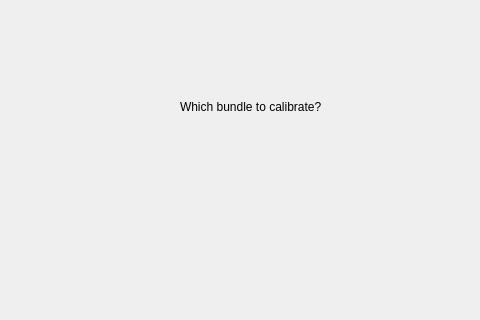
First picture: the form in apriltag_ros/ui/bundle_calibration.ui, repository bsaund/apriltag_ros, before the edit; both pictures show x 520 to 1000 and y 0 to 320 of the 1000 by 800 pixel window.
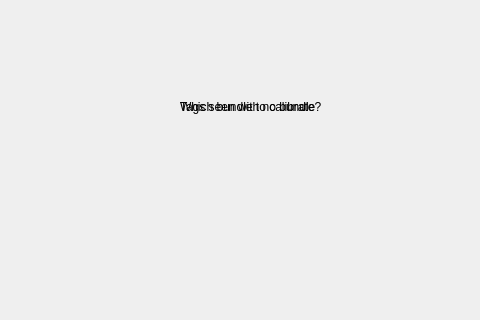
Second picture: the form after the edit.

```diff
--- a/apriltag_ros/ui/bundle_calibration.ui
+++ b/apriltag_ros/ui/bundle_calibration.ui
@@ -78,6 +78,11 @@
             <string>Which bundle to calibrate?</string>
           </property>
         </widget>
+        <widget class="QLabel" name="no_bundle_label">
+          <property name="text">
+            <string>Tags seen with no bundle</string>
+          </property>
+        </widget>
       </widget>
     </widget>
   </widget>
```
Left out of the diff: 3 changed lines with no effect on the pictures.
